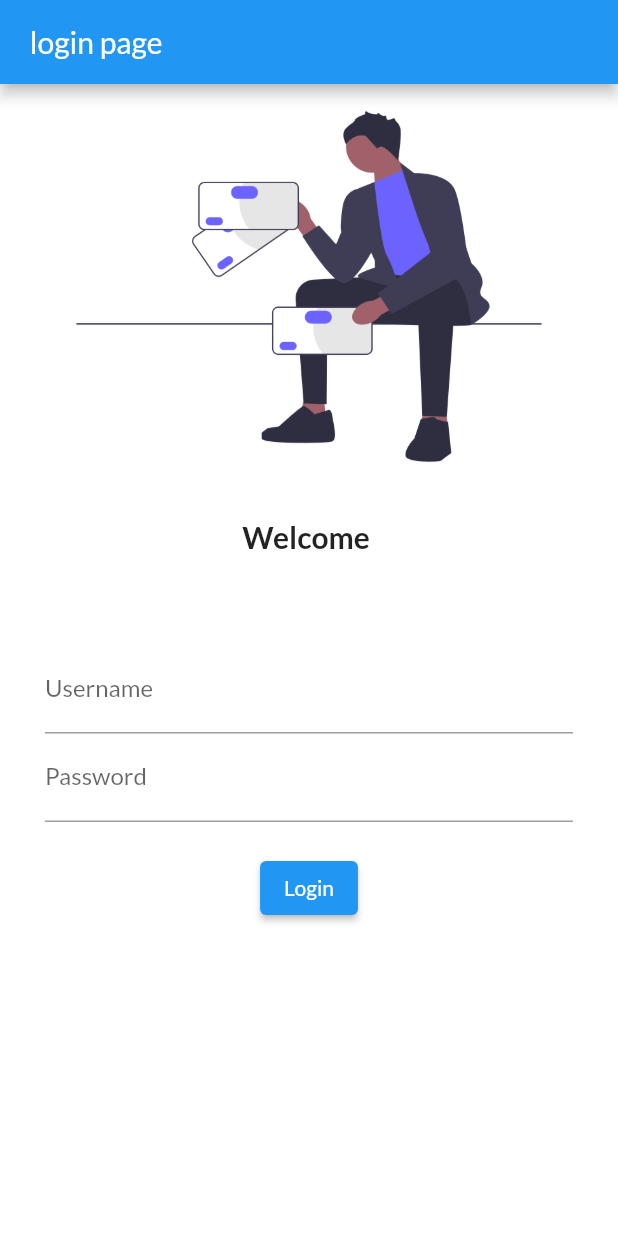
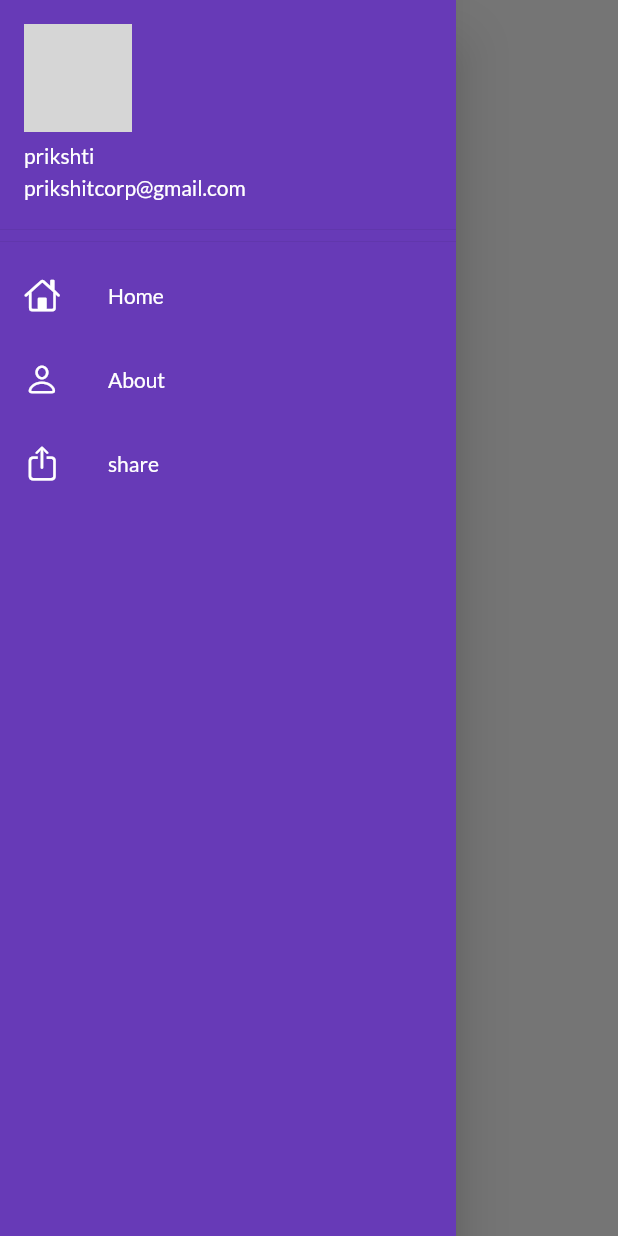
Before and after one commit to prikshitmaster/ecommercesite, a Flutter app: the screen it shows after launch, with the side drawer open (before the commit the screen has no drawer), on a phone screen of 412 x 824 dp. Run offline on Flutter 3.47's test engine with Material 2 defaults, Android fonts, the phone set to English and light mode, and no system bars; our stand-ins replace google_fonts; network calls fail; grey boxes are pictures that could not be loaded.

Commit message:
creating theme data completed

```diff
--- a/lib/Screen/Home_page.dart
+++ b/lib/Screen/Home_page.dart
@@ -1,3 +1,5 @@
+import 'package:ecommercesite/theme_data/app_theme.dart';
+import 'package:ecommercesite/widget/drawer.dart';
 import 'package:flutter/material.dart';
 
 class homepage extends StatelessWidget {
@@ -6,14 +8,17 @@ class homepage extends StatelessWidget {
   @override
   Widget build(BuildContext context) {
     return Scaffold(
-      appBar: AppBar(
-        title: Text(" Home Page "),
-      ),
+      backgroundColor: Colors.white,
+      appBar:AppbarTheme.lighttheme(context),
+
+
       body:  Column(
         children: [
 
+
         ],
       ),
+      drawer: DrawerPage(),
 
     );
   }
--- a/lib/Screen/login_page.dart
+++ b/lib/Screen/login_page.dart
@@ -86,7 +86,7 @@ class _LoginPageState extends State<LoginPage> {
                                     if(value!.length <6){
                                       return " Aleast should be 6 character";
                                     }
-                                    else if(value!.isEmpty
+                                    else if(value.isEmpty
                                     ){
                                       return "Enter your password";
                                     }
--- a/lib/main.dart
+++ b/lib/main.dart
@@ -19,9 +19,9 @@ class MyApp extends StatelessWidget {
           fontFamily: GoogleFonts.lato().fontFamily,
           // primaryTextTheme:GoogleFonts.latoTextTheme()
       ),
+       initialRoute: "/home",
+      routes: {
 
-      initialRoute: "/login",
-      routes: {
         MyRoute.homeRoute: (context) => homepage(),
         MyRoute.loginRoute: (context) => LoginPage(),
       },
--- /dev/null
+++ b/lib/model/catalog.dart
@@ -0,0 +1,13 @@
+class item{
+       final String id;
+       final String name;
+       final String desc;
+       final num price;
+       final String color;
+       final String image;
+
+  item(this.id, this.name, this.desc, this.price, this.color, this.image);
+
+
+
+}
--- /dev/null
+++ b/lib/theme_data/app_theme.dart
@@ -0,0 +1,30 @@
+import 'package:flutter/material.dart';
+
+class AppbarTheme {
+  static AppBar lighttheme(BuildContext context) => AppBar(
+        title: const Text(
+          " Home Page ",
+          style: TextStyle(color: Colors.black),
+        ),
+        backgroundColor: Colors.white,
+        elevation: 0.0,
+        iconTheme: const IconThemeData(
+          color: Colors.black,
+        ),
+        centerTitle: true,
+      );
+
+  static AppBar darktheme(BuildContext context)=> AppBar(
+    title: const Text(
+      " Home Page ",
+      style: TextStyle(color: Colors.white),
+    ),
+    backgroundColor: Colors.black,
+    elevation: 0.0,
+    iconTheme: const IconThemeData(
+      color: Colors.white,
+    ),
+    centerTitle: true,
+
+  );
+}
--- a/lib/utilies/route_page.dart
+++ b/lib/utilies/route_page.dart
@@ -1,5 +1,5 @@
 class MyRoute{
-static String loginRoute = "/login";
+ static String loginRoute = "/login";
 static String homeRoute = "/home";
 
 
--- /dev/null
+++ b/lib/widget/drawer.dart
@@ -0,0 +1,79 @@
+import 'package:flutter/cupertino.dart';
+import 'package:flutter/material.dart';
+
+class DrawerPage extends StatefulWidget {
+  const DrawerPage({Key? key}) : super(key: key);
+
+  @override
+  State<DrawerPage> createState() => _DrawerPageState();
+}
+
+class _DrawerPageState extends State<DrawerPage> {
+  @override
+  Widget build(BuildContext context) {
+    return Drawer(
+      backgroundColor: Colors.deepPurple,
+      child: ListView(
+        children: const [
+          DrawerHeader(
+            padding: EdgeInsets.zero,
+            decoration: BoxDecoration(
+              color: Colors.deepPurple,
+            ),
+            child: Padding(
+              padding: EdgeInsets.zero,
+              child: UserAccountsDrawerHeader(
+                decoration: BoxDecoration(
+                  color: Colors.deepPurple,
+                ),
+                accountName: Text("prikshti"),
+                accountEmail: Text(
+                  "prikshitcorp@gmail.com",
+                ),
+                currentAccountPicture: CircleAvatar(
+                  backgroundImage: NetworkImage("https://bit.ly/3NOmoII"),
+                ),
+              ),
+            ),
+          ),
+          ListTile(
+            leading: Icon(
+              CupertinoIcons.home,
+              color: Colors.white,
+            ),
+            title: Text(
+              'Home',
+              style: TextStyle(
+                color: Colors.white,
+              ),
+            ),
+          ),
+          ListTile(
+            leading: Icon(
+              CupertinoIcons.person,
+              color: Colors.white,
+            ),
+            title: Text(
+              'About',
+              style: TextStyle(
+                color: Colors.white,
+              ),
+            ),
+          ),
+          ListTile(
+            leading: Icon(
+              CupertinoIcons.share,
+              color: Colors.white,
+            ),
+            title: Text(
+              'share',
+              style: TextStyle(
+                color: Colors.white,
+              ),
+            ),
+          ),
+        ],
+      ),
+    );
+  }
+}
```
